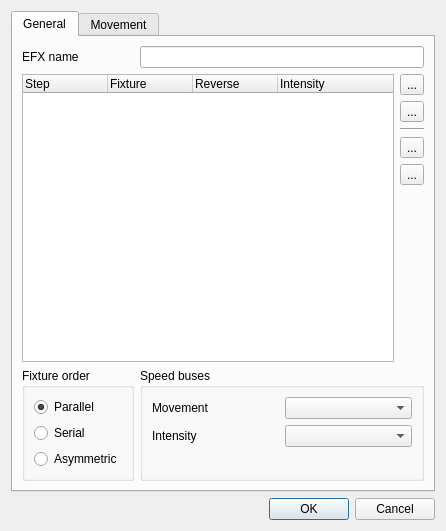
Old version of the form trunk/ui/src/efxeditor.ui in the repository Bondzio/qlc.
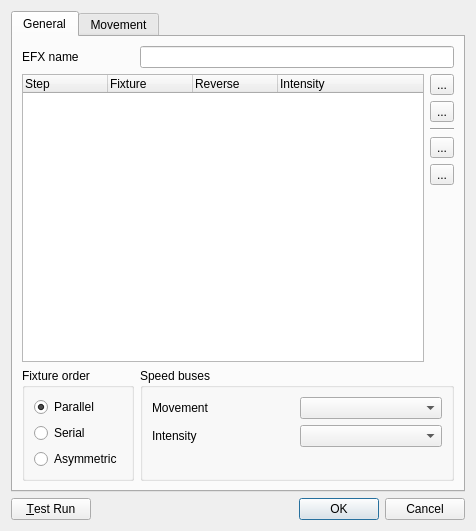
New version of the form. Icons and pictures are not drawn.

Commit message: Added a test run button to EFX Editor for live testing

Patch:
```diff
--- a/trunk/ui/src/efxeditor.ui
+++ b/trunk/ui/src/efxeditor.ui
@@ -6,15 +6,15 @@
    <rect>
     <x>0</x>
     <y>0</y>
-    <width>446</width>
+    <width>476</width>
     <height>531</height>
    </rect>
   </property>
   <property name="windowTitle">
    <string>EFX Editor</string>
   </property>
-  <layout class="QVBoxLayout" name="verticalLayout">
-   <item>
+  <layout class="QGridLayout" name="gridLayout_5">
+   <item row="0" column="0" colspan="2">
     <widget class="QTabWidget" name="m_tab">
      <property name="toolTip">
       <string/>
@@ -650,7 +650,17 @@
      </widget>
     </widget>
    </item>
-   <item>
+   <item row="1" column="0">
+    <widget class="QPushButton" name="m_testButton">
+     <property name="text">
+      <string>&amp;Test Run</string>
+     </property>
+     <property name="checkable">
+      <bool>true</bool>
+     </property>
+    </widget>
+   </item>
+   <item row="1" column="1">
     <widget class="QDialogButtonBox" name="buttonBox">
      <property name="orientation">
       <enum>Qt::Horizontal</enum>
```
The commit also changes 4 other files.
